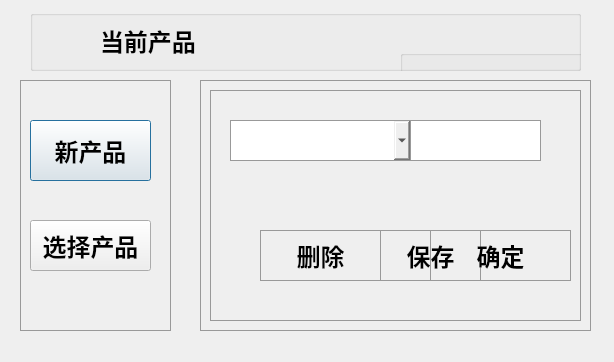
Old version of the form CameraDtecte-1/SetProduct.ui in the repository gzj1997/CameraDtecte-1.
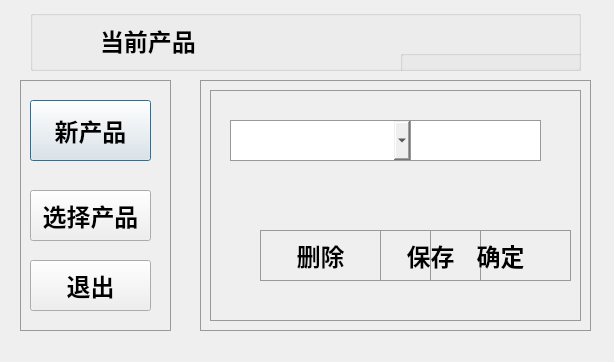
New version of the form.

```diff
--- a/CameraDtecte-1/SetProduct.ui
+++ b/CameraDtecte-1/SetProduct.ui
@@ -119,7 +119,7 @@
     <property name="geometry">
      <rect>
       <x>10</x>
-      <y>40</y>
+      <y>20</y>
       <width>121</width>
       <height>61</height>
      </rect>
@@ -140,7 +140,7 @@
     <property name="geometry">
      <rect>
       <x>10</x>
-      <y>140</y>
+      <y>110</y>
       <width>121</width>
       <height>51</height>
      </rect>
@@ -160,6 +160,30 @@
      <string>选择产品</string>
     </property>
    </widget>
+   <widget class="QPushButton" name="pushButton_6">
+    <property name="geometry">
+     <rect>
+      <x>10</x>
+      <y>180</y>
+      <width>121</width>
+      <height>51</height>
+     </rect>
+    </property>
+    <property name="font">
+     <font>
+      <family>Adobe 楷体 Std R</family>
+      <pointsize>18</pointsize>
+      <weight>75</weight>
+      <bold>true</bold>
+     </font>
+    </property>
+    <property name="styleSheet">
+     <string notr="true"/>
+    </property>
+    <property name="text">
+     <string>退出</string>
+    </property>
+   </widget>
   </widget>
   <widget class="QGroupBox" name="groupBox_2">
    <property name="geometry">
```
Left out of the diff: 20 changed lines with no effect on the pictures.
